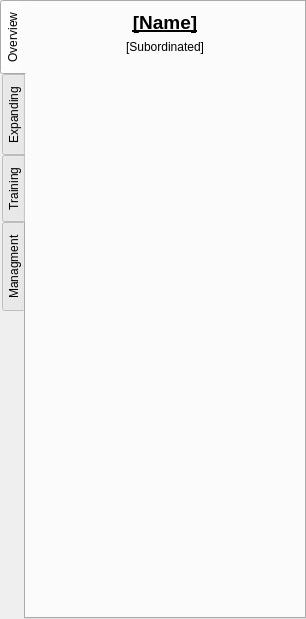
First picture: the form in source/badziaha/forms/city_widget.ui, repository Mikalai/punk_project_a, before the edit.
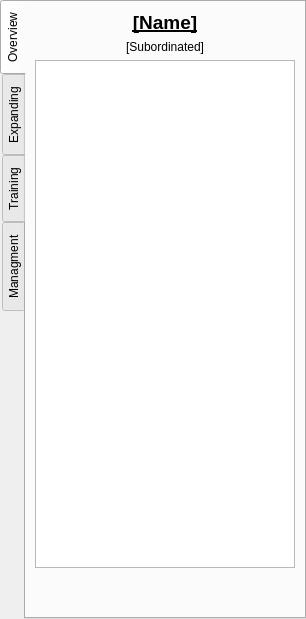
Second picture: the form after the edit. Icons and pictures are not drawn.

Commit message: city overview added

Diff of the .ui file:
```diff
--- a/source/badziaha/forms/city_widget.ui
+++ b/source/badziaha/forms/city_widget.ui
@@ -77,6 +77,16 @@
          </property>
         </widget>
        </item>
+       <item>
+        <widget class="QTreeView" name="m_overview">
+         <property name="sizePolicy">
+          <sizepolicy hsizetype="Expanding" vsizetype="Expanding">
+           <horstretch>1</horstretch>
+           <verstretch>1</verstretch>
+          </sizepolicy>
+         </property>
+        </widget>
+       </item>
        <item>
         <spacer name="verticalSpacer">
          <property name="orientation">
```
The commit also changes 19 other files.
